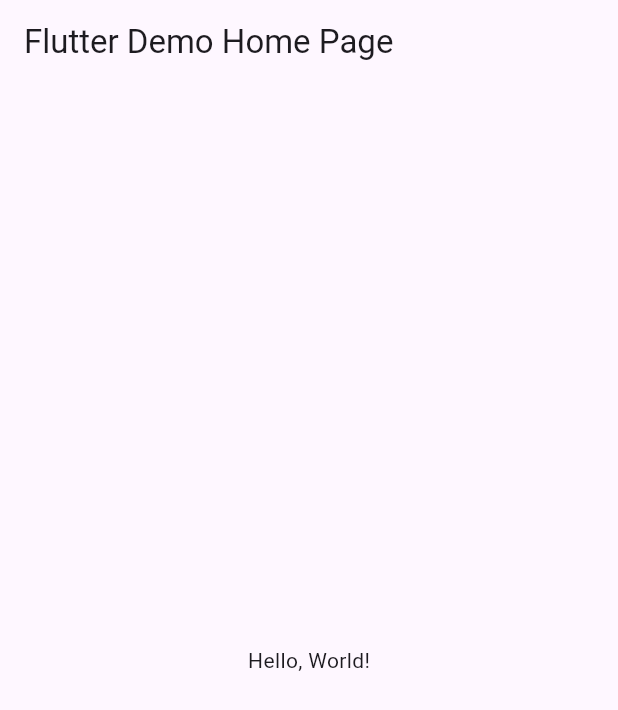
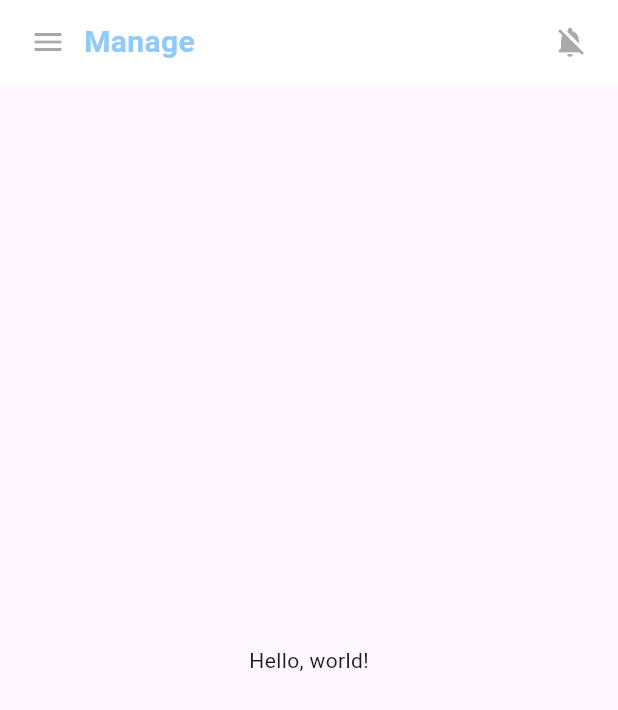
Before and after one commit to trimai3001/Tasty, a Flutter app: the screen it shows after launch, on a phone screen of 412 x 824 dp. Shown: the top 710 px of the screen. Run offline on Flutter 3.47's test engine with Material 3 defaults, Android fonts, the phone set to English and light mode, and no system bars.

```diff
--- /dev/null
+++ b/lib/home.dart
@@ -0,0 +1,49 @@
+import 'package:flutter/material.dart';
+
+class Navigator extends StatelessWidget {
+  const Navigator({super.key, required this.title});
+  final Widget title;
+  @override
+  Widget build(BuildContext context) {
+    return Container(
+      height: 56,
+      padding: const EdgeInsets.symmetric(horizontal: 8),
+      decoration: BoxDecoration(color: Colors.white),
+      child: Row(children: [
+        const IconButton(onPressed: null, icon: Icon(Icons.menu)),
+        Expanded(child: title),
+        const IconButton(
+            onPressed: null, icon: Icon(Icons.notifications_off_rounded))
+      ]),
+    );
+  }
+}
+
+class HomePage extends StatelessWidget {
+  const HomePage({super.key});
+
+  @override
+  Widget build(BuildContext context) {
+    // Material is a conceptual piece
+    // of paper on which the UI appears.
+    return Material(
+      // Column is a vertical, linear layout.
+      child: Column(
+        children: [
+          Navigator(
+            title: Text('Manage',
+                style: TextStyle(
+                    color: Colors.blue[200],
+                    fontWeight: FontWeight.bold,
+                    fontSize: 20)),
+          ),
+          const Expanded(
+            child: Center(
+              child: Text('Hello, world!'),
+            ),
+          ),
+        ],
+      ),
+    );
+  }
+}
--- a/lib/main.dart
+++ b/lib/main.dart
@@ -1,42 +1,6 @@
 import 'package:flutter/material.dart';
+import 'home.dart';
 
-void main() => runApp(MyApp());
-
-class MyApp extends StatelessWidget {
-  const MyApp({super.key});
-  // This widget is the root of your application.
-  @override
-  Widget build(BuildContext context) {
-    return MaterialApp(
-      // Application name
-      title: 'Flutter Hello World',
-      // Application theme data, you can set the colors for the application as
-      // you want
-      theme: ThemeData(
-        primarySwatch: Colors.blue,
-      ),
-      // A widget which will be started on application startup
-      home: MyHomePage(title: 'Flutter Demo Home Page'),
-    );
-  }
+void main() {
+  runApp(const MaterialApp(title: 'Tasty', home: SafeArea(child: HomePage())));
 }
-
-class MyHomePage extends StatelessWidget {
-  final String title;
-  const MyHomePage({super.key, required this.title});
-
-  @override
-  Widget build(BuildContext context) {
-    return Scaffold(
-      appBar: AppBar(
-        // The title text which will be shown on the action bar
-        title: Text(title),
-      ),
-      body: Center(
-        child: Text(
-          'Hello, World!',
-        ),
-      ),
-    );
-  }
-}
```
